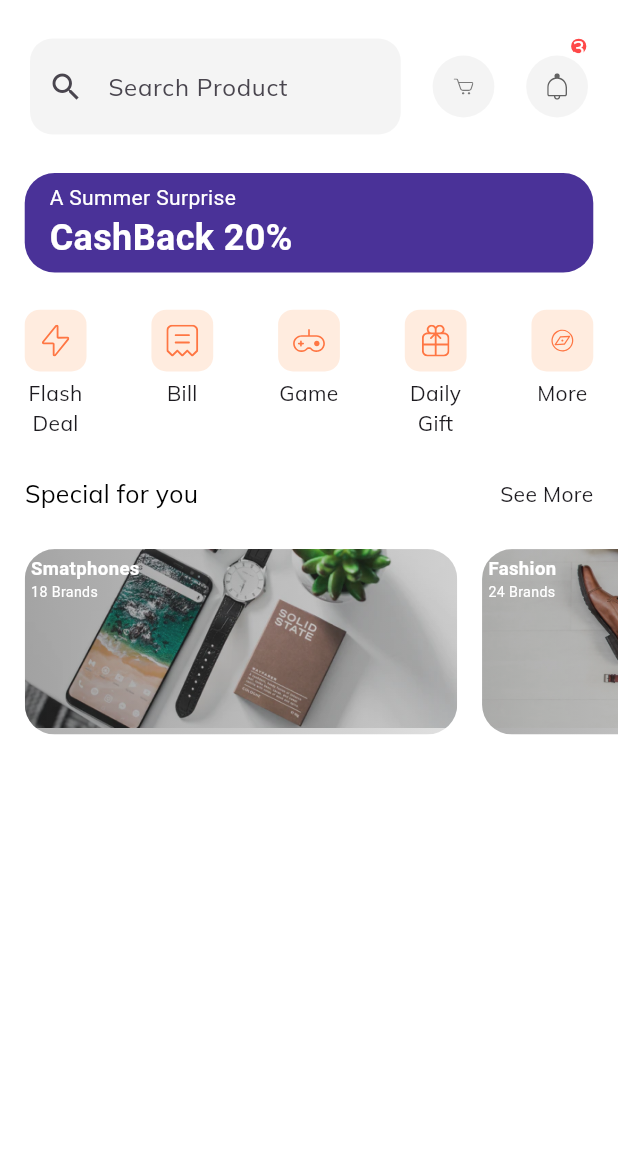
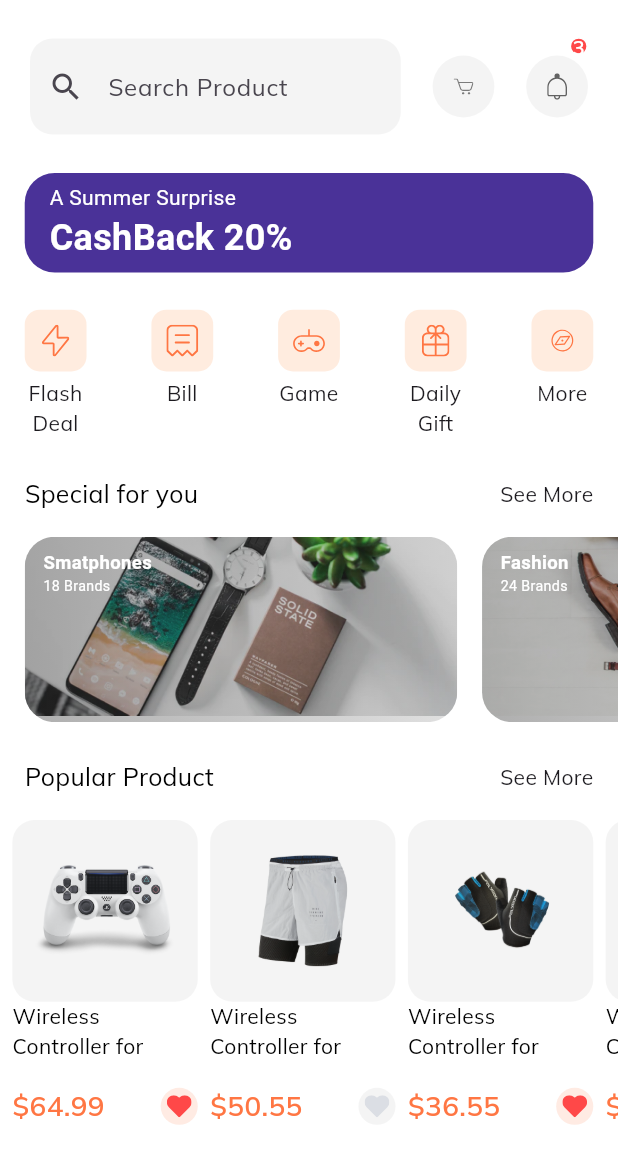
Before and after one commit to 9reis/e-commerce1, a Flutter app: the HomeScreen screen opened by its route, on a phone screen of 412 x 824 dp. Shown: the top 1164 px of the screen. Run offline on Flutter 3.47's test engine with Material 2 defaults, Android fonts, the phone set to English and light mode, and no system bars; our stand-ins replace flutter_svg.

Commit message:
Popular Product

```diff
--- /dev/null
+++ b/lib/models/product.dart
@@ -0,0 +1,103 @@
+import 'package:flutter/material.dart';
+
+class Product {
+  final int id;
+  final String title;
+  final String description;
+  final List<String> images;
+  final List<Color> colors;
+  final double rating;
+  final double price;
+  final bool isFavourite;
+  final bool isPopular;
+  Product({
+    required this.id,
+    required this.title,
+    required this.description,
+    required this.images,
+    required this.colors,
+    this.rating = 0,
+    required this.price,
+    this.isFavourite = false,
+    this.isPopular = false,
+  });
+}
+
+List<Product> demoProducts = [
+  Product(
+    id: 1,
+    images: [
+      "assets/images/ps4_console_white_1.png",
+      "assets/images/ps4_console_white_2.png",
+      "assets/images/ps4_console_white_3.png",
+      "assets/images/ps4_console_white_4.png",
+    ],
+    colors: [
+      Color(0xFFF6625E),
+      Color(0xFF836DB8),
+      Color(0xFFDECB9C),
+      Colors.white,
+    ],
+    title: "Wireless Controller for PS4™",
+    price: 64.99,
+    description: description,
+    rating: 4.8,
+    isFavourite: true,
+    isPopular: true,
+  ),
+  Product(
+    id: 2,
+    images: [
+      "assets/images/Image Popular Product 2.png",
+    ],
+    colors: [
+      Color(0xFFF6625E),
+      Color(0xFF836DB8),
+      Color(0xFFDECB9C),
+      Colors.white,
+    ],
+    title: "Nike Sport White - Man Pant",
+    price: 50.55,
+    description: description,
+    rating: 4.1,
+    isPopular: true,
+  ),
+  Product(
+    id: 3,
+    images: [
+      "assets/images/glap.png",
+    ],
+    colors: [
+      Color(0xFFF6625E),
+      Color(0xFF836DB8),
+      Color(0xFFDECB9C),
+      Colors.white,
+    ],
+    title: "Gloves XC Omega - Polygon",
+    price: 36.55,
+    description: description,
+    rating: 4.1,
+    isFavourite: true,
+    isPopular: true,
+  ),
+  Product(
+    id: 4,
+    images: [
+      "assets/images/wireless headset.png",
+    ],
+    colors: [
+      Color(0xFFF6625E),
+      Color(0xFF836DB8),
+      Color(0xFFDECB9C),
+      Colors.white,
+    ],
+    title: "Logitech Head",
+    price: 20.20,
+    description: description,
+    rating: 4.1,
+    isFavourite: true,
+  ),
+];
+
+const String description =
+    "Wireless Controller for PS4™ gives you what you want in your gaming from over precision control your games to sharing …";
--- /dev/null
+++ b/lib/screens/components/product_card.dart
@@ -0,0 +1,87 @@
+import 'package:flutter/material.dart';
+import 'package:flutter_svg/svg.dart';
+
+import '../../models/product.dart';
+import '../../utils/constants.dart';
+import '../../utils/size_config.dart';
+
+class ProductCard extends StatelessWidget {
+  final double width;
+  final double aspectRetion;
+  final Product product;
+
+  const ProductCard({
+    Key? key,
+    this.width = 0.3,
+    this.aspectRetion = 1.02,
+    required this.product,
+  }) : super(key: key);
+
+  @override
+  Widget build(BuildContext context) {
+    return Padding(
+      padding: EdgeInsets.only(left: getWidth(0.02, context)),
+      child: SizedBox(
+        width: getWidth(0.3, context),
+        child: Column(
+          children: [
+            AspectRatio(
+              aspectRatio: aspectRetion,
+              child: Container(
+                padding: EdgeInsets.all(getWidth(0.035, context)),
+                decoration: BoxDecoration(
+                  color: kSeconderyColor.withOpacity(0.1),
+                  borderRadius: BorderRadius.circular(15),
+                ),
+                child: Image.asset(
+                  product.images[0],
+                ),
+              ),
+            ),
+            Text(
+              demoProducts[0].title,
+              style: TextStyle(
+                color: Colors.black,
+              ),
+              maxLines: 2,
+            ),
+            SizedBox(height: 5),
+            Row(
+              mainAxisAlignment: MainAxisAlignment.spaceBetween,
+              children: [
+                Text(
+                  '\$${product.price}',
+                  style: TextStyle(
+                      fontSize: getWidth(0.045, context),
+                      fontWeight: FontWeight.w600,
+                      color: kPrimaryColor),
+                ),
+                InkWell(
+                  borderRadius: BorderRadius.circular(30),
+                  onTap: () {},
+                  child: Container(
+                    padding: EdgeInsets.all(getWidth(0.01, context)),
+                    width: getWidth(0.06, context),
+                    height: getHeight(0.06, context),
+                    decoration: BoxDecoration(
+                      color: product.isFavourite
+                          ? kPrimaryColor.withOpacity(0.15)
+                          : kSeconderyColor.withOpacity(0.1),
+                      shape: BoxShape.circle,
+                    ),
+                    child: SvgPicture.asset(
+                      'assets/icons/Heart Icon_2.svg',
+                      color: product.isFavourite
+                          ? Color(0XFFFF4848)
+                          : Color(0XFFDBDEE4),
+                    ),
+                  ),
+                ),
+              ],
+            ),
+          ],
+        ),
+      ),
+    );
+  }
+}
--- a/lib/screens/home/components/body.dart
+++ b/lib/screens/home/components/body.dart
@@ -1,6 +1,7 @@
-import 'package:ecommerce1/screens/home/components/special_offers.dart';
+import 'package:ecommerce1/screens/home/components/popular_product.dart';
 import 'package:flutter/material.dart';
 
+import 'package:ecommerce1/screens/home/components/special_offers.dart';
 import 'package:ecommerce1/utils/size_config.dart';
 
 import 'categories.dart';
@@ -23,7 +24,9 @@ class Body extends StatelessWidget {
             SizedBox(height: getHeight(0.03, context)),
             Categories(),
             SizedBox(height: getHeight(0.03, context)),
-            SpecialOffers()
+            SpecialOffers(),
+            SizedBox(height: getHeight(0.03, context)),
+            PopularProduct()
           ],
         ),
       ),
--- /dev/null
+++ b/lib/screens/home/components/popular_product.dart
@@ -0,0 +1,38 @@
+import 'package:ecommerce1/screens/home/components/section_title.dart';
+import 'package:flutter/material.dart';
+
+import '../../../models/product.dart';
+import '../../../utils/size_config.dart';
+import '../../components/product_card.dart';
+
+class PopularProduct extends StatelessWidget {
+  const PopularProduct({
+    super.key,
+  });
+
+  @override
+  Widget build(BuildContext context) {
+    return Column(
+      children: [
+        SectionTitle(
+          text: 'Popular Product',
+          press: () {},
+        ),
+        SizedBox(height: getHeight(0.02, context)),
+        SingleChildScrollView(
+          scrollDirection: Axis.horizontal,
+          child: Row(
+            children: [
+              ...List.generate(
+                demoProducts.length,
+                (index) => ProductCard(
+                  product: demoProducts[index],
+                ),
+              ),
+            ],
+          ),
+        ),
+      ],
+    );
+  }
+}
--- a/lib/screens/home/components/special_offers.dart
+++ b/lib/screens/home/components/special_offers.dart
@@ -16,7 +16,7 @@ class SpecialOffers extends StatelessWidget {
           text: 'Special for you',
           press: () {},
         ),
-        SizedBox(height: getHeight(0.03, context)),
+        SizedBox(height: getHeight(0.02, context)),
         SingleChildScrollView(
           scrollDirection: Axis.horizontal,
           child: Row(
@@ -83,8 +83,8 @@ class SpecialOfferCard extends StatelessWidget {
               ),
               Padding(
                 padding: EdgeInsets.symmetric(
-                    horizontal: getWidth(0.01, context),
-                    vertical: getWidth(0.01, context)),
+                    horizontal: getWidth(0.03, context),
+                    vertical: getWidth(0.02, context)),
                 child: Text.rich(
                   TextSpan(
                     style: TextStyle(
```
